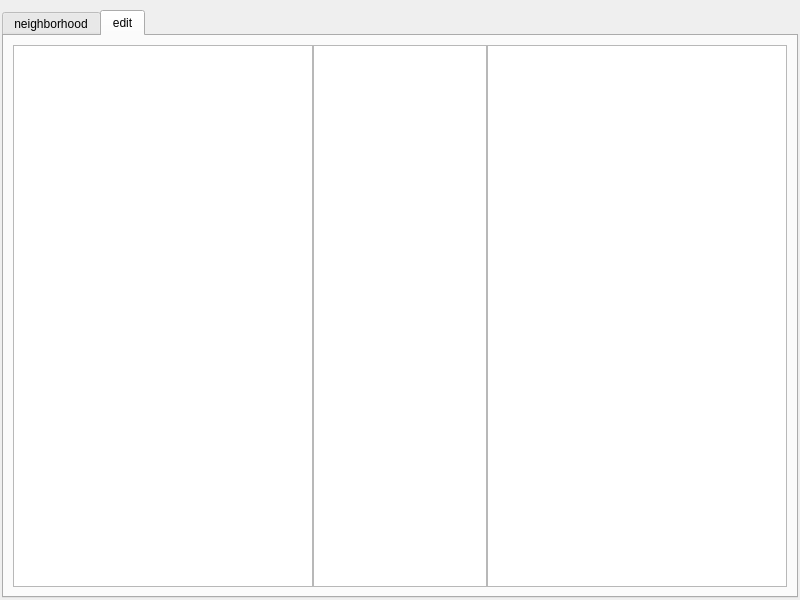
This is gui/form.ui in vijayrudraraju/qtmapper as Qt 5 draws it before an edit. The edited form follows.
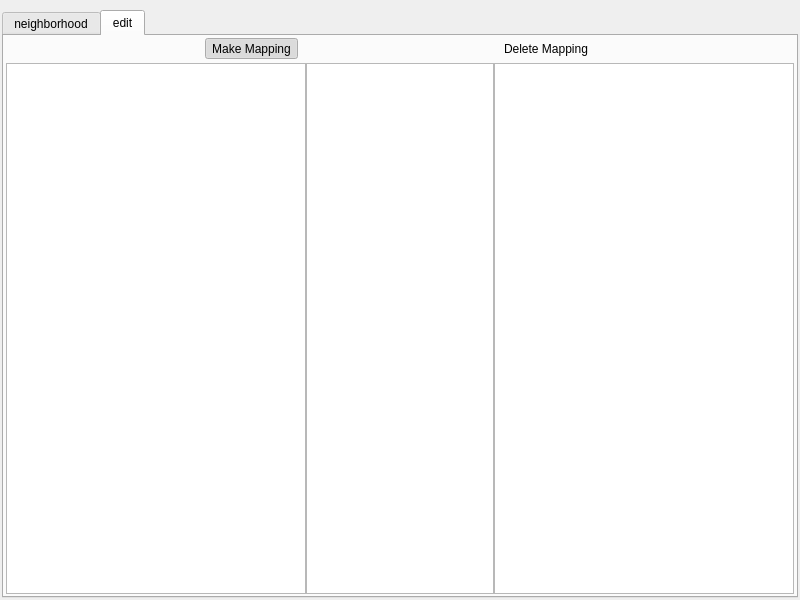
This is the edited form. The open tabs and pages were chosen to show the change. Custom widgets are drawn as their Qt base class.

Commit message: drawing mappings working, much polish remains

```diff
--- a/gui/form.ui
+++ b/gui/form.ui
@@ -144,10 +144,81 @@
       <attribute name="title">
        <string>edit</string>
       </attribute>
+      <layout class="QVBoxLayout" name="verticalLayout_3">
+       <property name="spacing">
+        <number>0</number>
+       </property>
+       <property name="margin">
+        <number>0</number>
+       </property>
+       <item>
+        <widget class="QWidget" name="widget_2" native="true">
+         <layout class="QHBoxLayout" name="horizontalLayout_4">
+          <property name="spacing">
+           <number>0</number>
+          </property>
+          <property name="margin">
+           <number>2</number>
+          </property>
+          <item>
+           <widget class="QToolButton" name="toolButton_2">
+            <property name="focusPolicy">
+             <enum>Qt::NoFocus</enum>
+            </property>
+            <property name="text">
+             <string>Make Mapping</string>
+            </property>
+            <property name="checkable">
+             <bool>true</bool>
+            </property>
+            <property name="checked">
+             <bool>true</bool>
+            </property>
+            <property name="autoExclusive">
+             <bool>true</bool>
+            </property>
+            <property name="autoRaise">
+             <bool>true</bool>
+            </property>
+           </widget>
+          </item>
+          <item>
+           <widget class="QToolButton" name="toolButton">
+            <property name="focusPolicy">
+             <enum>Qt::NoFocus</enum>
+            </property>
+            <property name="text">
+             <string>Delete Mapping</string>
+            </property>
+            <property name="checkable">
+             <bool>true</bool>
+            </property>
+            <property name="autoExclusive">
+             <bool>true</bool>
+            </property>
+            <property name="autoRaise">
+             <bool>true</bool>
+            </property>
+           </widget>
+          </item>
+         </layout>
+        </widget>
+       </item>
+       <item>
+        <widget class="QWidget" name="widget" native="true">
+         <property name="minimumSize">
+          <size>
+           <width>0</width>
+           <height>100</height>
+          </size>
+         </property>
       <layout class="QHBoxLayout" name="horizontalLayout_3">
        <property name="spacing">
         <number>0</number>
        </property>
+          <property name="margin">
+           <number>2</number>
+          </property>
        <item>
         <widget class="QTreeView" name="source_signal_list">
          <property name="minimumSize">
@@ -159,13 +230,27 @@
          <property name="focusPolicy">
           <enum>Qt::NoFocus</enum>
          </property>
+            <property name="styleSheet">
+             <string notr="true">QTreeView::item:selected {
+	background: #999922;
+}</string>
+            </property>
          <property name="editTriggers">
           <set>QAbstractItemView::NoEditTriggers</set>
          </property>
+            <property name="alternatingRowColors">
+             <bool>false</bool>
+            </property>
          <property name="indentation">
-          <number>5</number>
+             <number>13</number>
          </property>
          <property name="rootIsDecorated">
+             <bool>true</bool>
+            </property>
+            <property name="itemsExpandable">
+             <bool>true</bool>
+            </property>
+            <property name="expandsOnDoubleClick">
           <bool>false</bool>
          </property>
         </widget>
@@ -204,11 +289,17 @@
           <set>QAbstractItemView::NoEditTriggers</set>
          </property>
          <property name="indentation">
-          <number>5</number>
+             <number>13</number>
          </property>
          <property name="rootIsDecorated">
+             <bool>true</bool>
+            </property>
+            <property name="expandsOnDoubleClick">
           <bool>false</bool>
          </property>
+           </widget>
+          </item>
+         </layout>
         </widget>
        </item>
       </layout>
```
Left out of the diff: 3 changed lines with no effect on the pictures. Lines whose indentation alone changed are shown as unchanged. The commit also changes 7 other files.
